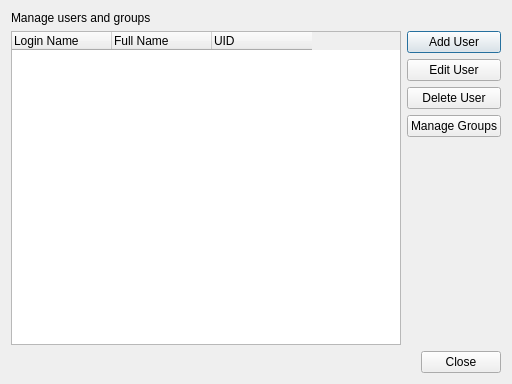
Above: lxqt-admin-user/maindialog.ui from lxqt/lxqt-admin before the change. Below: the same form after it.
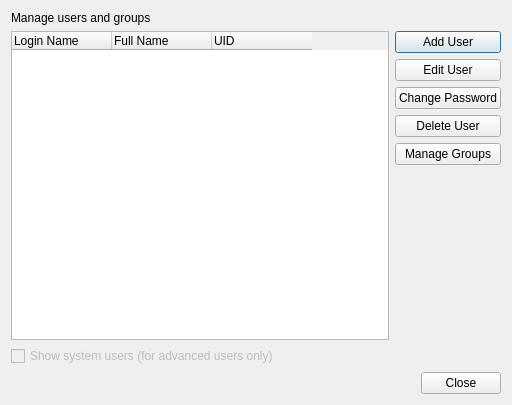
That is the form after the change.

Commit message: Add a user config dialog.

The edit to the form file:
```diff
--- a/lxqt-admin-user/maindialog.ui
+++ b/lxqt-admin-user/maindialog.ui
@@ -7,7 +7,7 @@
     <x>0</x>
     <y>0</y>
     <width>512</width>
-    <height>384</height>
+    <height>405</height>
    </rect>
   </property>
   <property name="windowTitle">
@@ -67,6 +67,13 @@
          </property>
         </widget>
        </item>
+       <item>
+        <widget class="QPushButton" name="changePasswd">
+         <property name="text">
+          <string>Change Password</string>
+         </property>
+        </widget>
+       </item>
        <item>
         <widget class="QPushButton" name="deleteUser">
          <property name="text">
@@ -98,6 +105,16 @@
      </item>
     </layout>
    </item>
+   <item>
+    <widget class="QCheckBox" name="showSystemUsers">
+     <property name="enabled">
+      <bool>false</bool>
+     </property>
+     <property name="text">
+      <string>Show system users (for advanced users only)</string>
+     </property>
+    </widget>
+   </item>
    <item>
     <widget class="QDialogButtonBox" name="buttonBox">
      <property name="standardButtons">
```
The commit also changes 5 other files.
